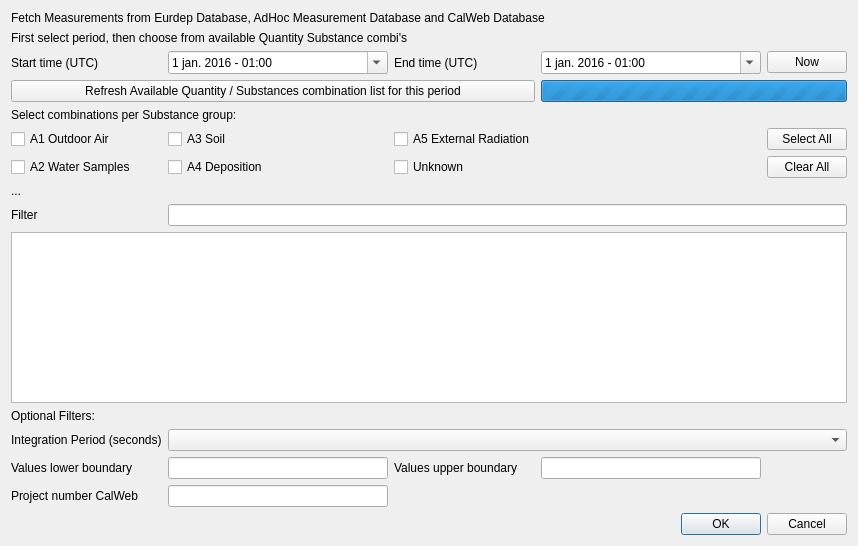
Before: the Qt Designer form ui/jrodos_measurements_dialog_base.ui in rduivenvoorde/jrodos, drawn with Qt 5.
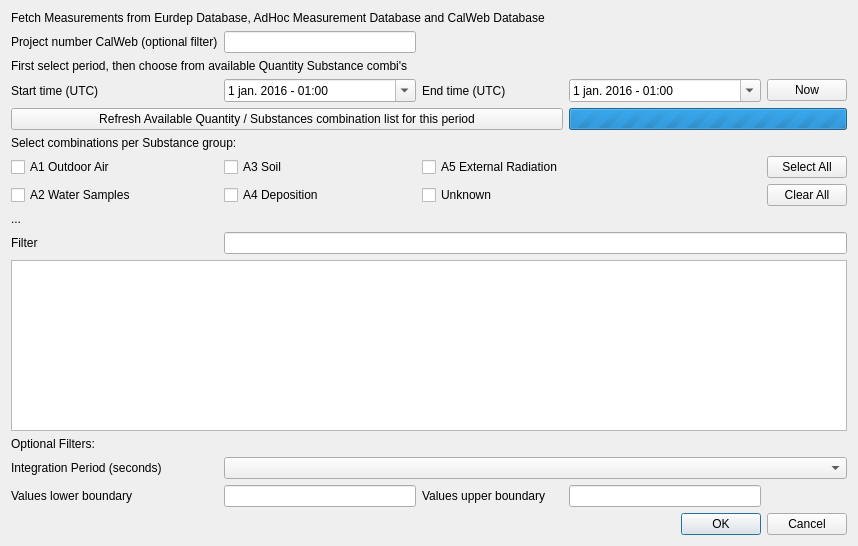
After: the same form once the commit is applied.

Commit message: #QGIS-60 move calweb project number to top of dialog

```diff
--- a/ui/jrodos_measurements_dialog_base.ui
+++ b/ui/jrodos_measurements_dialog_base.ui
@@ -14,82 +14,35 @@
    <string>Eurdep Measurements Dialog</string>
   </property>
   <layout class="QGridLayout" name="gridLayout">
-   <item row="2" column="0">
+   <item row="23" column="0">
+    <widget class="QLabel" name="lbl_lowerbound">
+     <property name="text">
+      <string>Values lower boundary</string>
+     </property>
+    </widget>
+   </item>
+   <item row="5" column="0">
     <widget class="QLabel" name="lbl_start_time">
      <property name="text">
       <string>Start time (UTC)</string>
      </property>
     </widget>
    </item>
-   <item row="20" column="3">
-    <widget class="QLineEdit" name="le_upperbound"/>
-   </item>
-   <item row="8" column="4">
-    <widget class="QPushButton" name="btn_no_combis">
+   <item row="10" column="2">
+    <widget class="QCheckBox" name="cb_a5">
      <property name="text">
-      <string>Clear All</string>
+      <string>A5 External Radiation</string>
      </property>
     </widget>
    </item>
-   <item row="14" column="0">
-    <widget class="QLabel" name="lbl_endminusstart">
-     <property name="text">
-      <string>Integration Period (seconds)</string>
-     </property>
-    </widget>
-   </item>
-   <item row="7" column="4">
-    <widget class="QPushButton" name="btn_all_combis">
-     <property name="text">
-      <string>Select All</string>
-     </property>
-    </widget>
-   </item>
-   <item row="8" column="1">
-    <widget class="QCheckBox" name="cb_a4">
-     <property name="text">
-      <string>A4 Deposition</string>
-     </property>
-    </widget>
-   </item>
-   <item row="7" column="0">
-    <widget class="QCheckBox" name="cb_a1">
-     <property name="text">
-      <string>A1 Outdoor Air</string>
-     </property>
-    </widget>
-   </item>
-   <item row="2" column="3">
-    <widget class="QDateTimeEdit" name="dateTime_end">
-     <property name="locale">
-      <locale language="Dutch" country="Netherlands"/>
-     </property>
-     <property name="dateTime">
-      <datetime>
-       <hour>1</hour>
-       <minute>0</minute>
-       <second>0</second>
-       <year>2016</year>
-       <month>1</month>
-       <day>1</day>
-      </datetime>
-     </property>
-     <property name="displayFormat">
-      <string>d MMM yyyy - HH:mm</string>
-     </property>
-     <property name="calendarPopup">
+   <item row="14" column="0" colspan="5">
+    <widget class="QTableView" name="tbl_combis">
+     <property name="sortingEnabled">
       <bool>true</bool>
      </property>
     </widget>
    </item>
-   <item row="2" column="2">
-    <widget class="QLabel" name="lbl_end_time">
-     <property name="text">
-      <string>End time (UTC)</string>
-     </property>
-    </widget>
-   </item>
-   <item row="22" column="0" colspan="5">
+   <item row="25" column="0" colspan="5">
     <widget class="QDialogButtonBox" name="buttonBox">
      <property name="orientation">
       <enum>Qt::Horizontal</enum>
@@ -99,76 +52,178 @@
      </property>
     </widget>
    </item>
-   <item row="11" column="0" colspan="5">
-    <widget class="QTableView" name="tbl_combis">
-     <property name="sortingEnabled">
-      <bool>true</bool>
+   <item row="11" column="2">
+    <widget class="QCheckBox" name="cb_unknown">
+     <property name="text">
+      <string>Unknown</string>
      </property>
     </widget>
    </item>
-   <item row="7" column="2">
-    <widget class="QCheckBox" name="cb_a5">
+   <item row="13" column="1" colspan="4">
+    <widget class="QLineEdit" name="le_combis_filter"/>
+   </item>
+   <item row="5" column="4">
+    <widget class="QPushButton" name="btn_now">
      <property name="text">
-      <string>A5 External Radiation</string>
+      <string>Now</string>
      </property>
     </widget>
    </item>
-   <item row="7" column="1">
+   <item row="10" column="0">
+    <widget class="QCheckBox" name="cb_a1">
+     <property name="text">
+      <string>A1 Outdoor Air</string>
+     </property>
+    </widget>
+   </item>
+   <item row="10" column="1">
     <widget class="QCheckBox" name="cb_a3">
      <property name="text">
       <string>A3 Soil</string>
      </property>
     </widget>
    </item>
-   <item row="20" column="2">
+   <item row="8" column="0" colspan="2">
+    <widget class="QLabel" name="label_2">
+     <property name="text">
+      <string>Select combinations per Substance group:</string>
+     </property>
+    </widget>
+   </item>
+   <item row="23" column="3">
+    <widget class="QLineEdit" name="le_upperbound"/>
+   </item>
+   <item row="17" column="0">
+    <widget class="QLabel" name="lbl_endminusstart">
+     <property name="text">
+      <string>Integration Period (seconds)</string>
+     </property>
+    </widget>
+   </item>
+   <item row="11" column="1">
+    <widget class="QCheckBox" name="cb_a4">
+     <property name="text">
+      <string>A4 Deposition</string>
+     </property>
+    </widget>
+   </item>
+   <item row="15" column="0">
+    <widget class="QLabel" name="lbl_bounds_optional">
+     <property name="text">
+      <string>Optional Filters:</string>
+     </property>
+    </widget>
+   </item>
+   <item row="11" column="4">
+    <widget class="QPushButton" name="btn_no_combis">
+     <property name="text">
+      <string>Clear All</string>
+     </property>
+    </widget>
+   </item>
+   <item row="23" column="2">
     <widget class="QLabel" name="lbl_upperbound">
      <property name="text">
       <string>Values upper boundary</string>
      </property>
     </widget>
    </item>
-   <item row="20" column="0">
-    <widget class="QLabel" name="lbl_lowerbound">
-     <property name="text">
-      <string>Values lower boundary</string>
-     </property>
-    </widget>
-   </item>
-   <item row="21" column="1">
-    <widget class="QLineEdit" name="le_project_id"/>
-   </item>
-   <item row="10" column="0">
+   <item row="13" column="0">
     <widget class="QLabel" name="label">
      <property name="text">
       <string>Filter</string>
      </property>
     </widget>
    </item>
-   <item row="9" column="0">
+   <item row="0" column="0" colspan="4">
+    <widget class="QLabel" name="lbl_title">
+     <property name="text">
+      <string>Fetch Measurements from Eurdep Database, AdHoc Measurement Database and CalWeb Database</string>
+     </property>
+    </widget>
+   </item>
+   <item row="10" column="4">
+    <widget class="QPushButton" name="btn_all_combis">
+     <property name="text">
+      <string>Select All</string>
+     </property>
+    </widget>
+   </item>
+   <item row="5" column="3">
+    <widget class="QDateTimeEdit" name="dateTime_end">
+     <property name="locale">
+      <locale language="Dutch" country="Netherlands"/>
+     </property>
+     <property name="dateTime">
+      <datetime>
+       <hour>1</hour>
+       <minute>0</minute>
+       <second>0</second>
+       <year>2016</year>
+       <month>1</month>
+       <day>1</day>
+      </datetime>
+     </property>
+     <property name="displayFormat">
+      <string>d MMM yyyy - HH:mm</string>
+     </property>
+     <property name="calendarPopup">
+      <bool>true</bool>
+     </property>
+    </widget>
+   </item>
+   <item row="7" column="0" colspan="3">
+    <widget class="QPushButton" name="btn_get_combis">
+     <property name="text">
+      <string>Refresh Available Quantity / Substances combination list for this period</string>
+     </property>
+    </widget>
+   </item>
+   <item row="5" column="2">
+    <widget class="QLabel" name="lbl_end_time">
+     <property name="text">
+      <string>End time (UTC)</string>
+     </property>
+    </widget>
+   </item>
+   <item row="12" column="0">
     <widget class="QLabel" name="lbl_retrieving_combis">
      <property name="text">
       <string>...</string>
      </property>
     </widget>
    </item>
-   <item row="14" column="1" colspan="4">
+   <item row="5" column="1">
+    <widget class="QDateTimeEdit" name="dateTime_start">
+     <property name="locale">
+      <locale language="Dutch" country="Netherlands"/>
+     </property>
+     <property name="dateTime">
+      <datetime>
+       <hour>1</hour>
+       <minute>0</minute>
+       <second>0</second>
+       <year>2016</year>
+       <month>1</month>
+       <day>1</day>
+      </datetime>
+     </property>
+     <property name="displayFormat">
+      <string>d MMM yyyy - HH:mm</string>
+     </property>
+     <property name="calendarPopup">
+      <bool>true</bool>
+     </property>
+    </widget>
+   </item>
+   <item row="17" column="1" colspan="4">
     <widget class="QComboBox" name="combo_endminusstart">
      <property name="editable">
       <bool>false</bool>
      </property>
     </widget>
    </item>
-   <item row="21" column="0">
-    <widget class="QLabel" name="lbl_project_id">
-     <property name="text">
-      <string>Project number CalWeb</string>
-     </property>
-    </widget>
-   </item>
-   <item row="20" column="1">
-    <widget class="QLineEdit" name="le_lowerbound"/>
-   </item>
-   <item row="4" column="3" colspan="2">
+   <item row="7" column="3" colspan="2">
     <widget class="QProgressBar" name="combis_progressbar">
      <property name="maximum">
       <number>0</number>
@@ -178,87 +233,32 @@
      </property>
     </widget>
    </item>
-   <item row="2" column="4">
-    <widget class="QPushButton" name="btn_now">
+   <item row="11" column="0">
+    <widget class="QCheckBox" name="cb_a2">
      <property name="text">
-      <string>Now</string>
+      <string>A2 Water Samples</string>
      </property>
     </widget>
    </item>
-   <item row="8" column="2">
-    <widget class="QCheckBox" name="cb_unknown">
-     <property name="text">
-      <string>Unknown</string>
-     </property>
-    </widget>
+   <item row="23" column="1">
+    <widget class="QLineEdit" name="le_lowerbound"/>
    </item>
-   <item row="1" column="0" colspan="4">
+   <item row="3" column="0" colspan="5">
     <widget class="QLabel" name="lbl_title2">
      <property name="text">
       <string>First select period, then choose from available Quantity Substance combi's</string>
      </property>
     </widget>
    </item>
+   <item row="2" column="0">
+    <widget class="QLabel" name="lbl_project_id">
+     <property name="text">
+      <string>Project number CalWeb (optional filter)</string>
+     </property>
+    </widget>
+   </item>
    <item row="2" column="1">
-    <widget class="QDateTimeEdit" name="dateTime_start">
-     <property name="locale">
-      <locale language="Dutch" country="Netherlands"/>
-     </property>
-     <property name="dateTime">
-      <datetime>
-       <hour>1</hour>
-       <minute>0</minute>
-       <second>0</second>
-       <year>2016</year>
-       <month>1</month>
-       <day>1</day>
-      </datetime>
-     </property>
-     <property name="displayFormat">
-      <string>d MMM yyyy - HH:mm</string>
-     </property>
-     <property name="calendarPopup">
-      <bool>true</bool>
-     </property>
-    </widget>
-   </item>
-   <item row="8" column="0">
-    <widget class="QCheckBox" name="cb_a2">
-     <property name="text">
-      <string>A2 Water Samples</string>
-     </property>
-    </widget>
-   </item>
-   <item row="0" column="0" colspan="4">
-    <widget class="QLabel" name="lbl_title">
-     <property name="text">
-      <string>Fetch Measurements from Eurdep Database, AdHoc Measurement Database and CalWeb Database</string>
-     </property>
-    </widget>
-   </item>
-   <item row="4" column="0" colspan="3">
-    <widget class="QPushButton" name="btn_get_combis">
-     <property name="text">
-      <string>Refresh Available Quantity / Substances combination list for this period</string>
-     </property>
-    </widget>
-   </item>
-   <item row="10" column="1" colspan="4">
-    <widget class="QLineEdit" name="le_combis_filter"/>
-   </item>
-   <item row="5" column="0" colspan="2">
-    <widget class="QLabel" name="label_2">
-     <property name="text">
-      <string>Select combinations per Substance group:</string>
-     </property>
-    </widget>
-   </item>
-   <item row="12" column="0">
-    <widget class="QLabel" name="lbl_bounds_optional">
-     <property name="text">
-      <string>Optional Filters:</string>
-     </property>
-    </widget>
+    <widget class="QLineEdit" name="le_project_id"/>
    </item>
   </layout>
  </widget>
```
